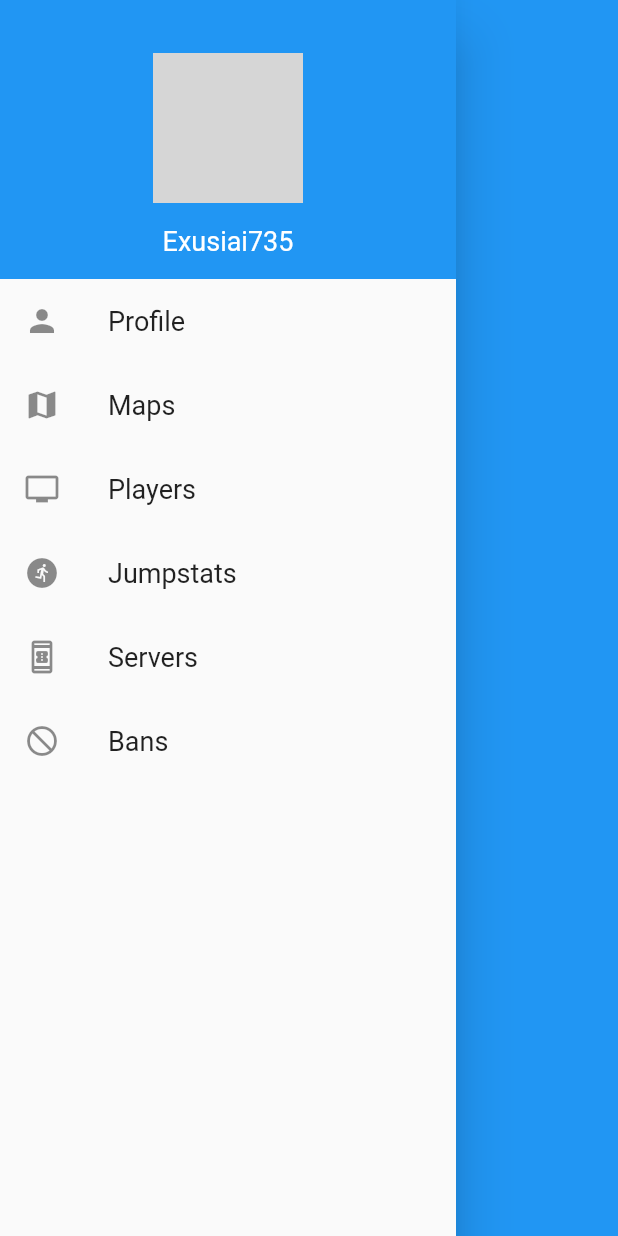
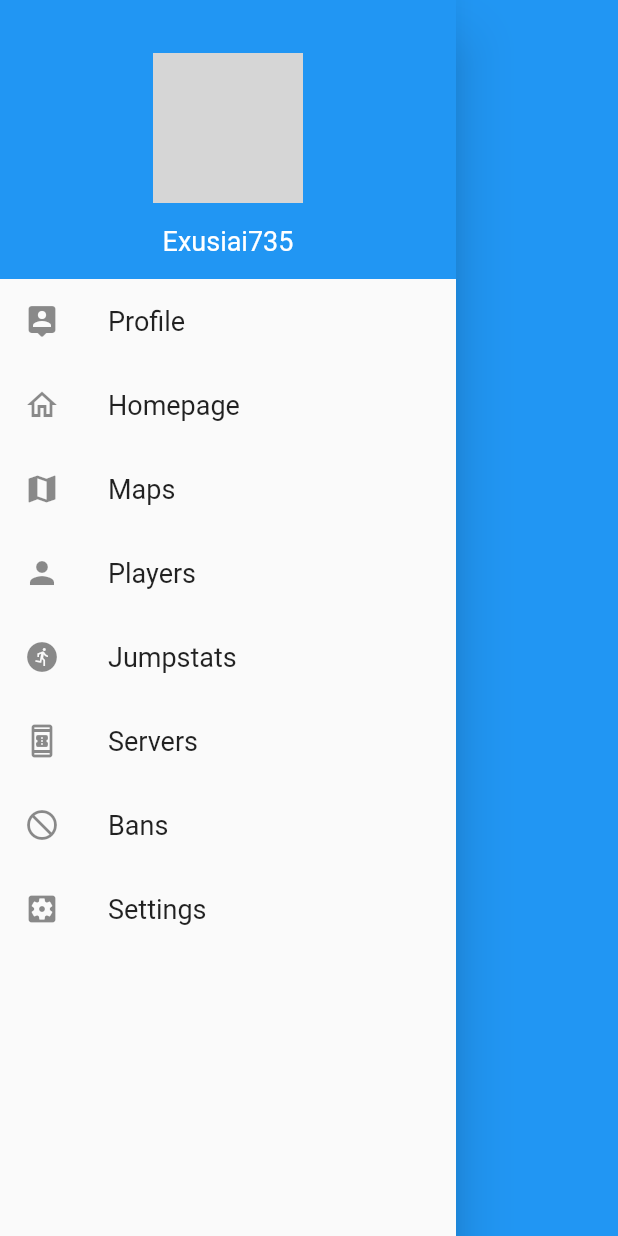
Before and after one commit to davidp918/KZStats, a Flutter app: what homepageDrawer() shows on an empty page, opened directly, on a phone screen of 412 x 824 dp. Run offline on Flutter 3.47's test engine with Material 2 defaults, Android fonts, the light colour scheme and no system bars; network calls fail; grey boxes are pictures that could not be loaded.

Commit message:
Update homepageDrawer.dart

```diff
--- a/lib/homepageDrawer.dart
+++ b/lib/homepageDrawer.dart
@@ -42,9 +42,19 @@ class homepageDrawer extends StatelessWidget {
             ),
           ),
           ListTile(
-            leading: Icon(Icons.person),
+            leading: Icon(Icons.person_pin_rounded),
             title: Text(
               'Profile',
+              style: TextStyle(
+                fontSize: 18,
+              ),
+            ),
+            onTap: null,
+          ),
+          ListTile(
+            leading: Icon(Icons.home_outlined),
+            title: Text(
+              'Homepage',
               style: TextStyle(
                 fontSize: 18,
               ),
@@ -62,7 +72,7 @@ class homepageDrawer extends StatelessWidget {
             onTap: null,
           ),
           ListTile(
-            leading: Icon(Icons.personal_video),
+            leading: Icon(Icons.person),
             title: Text(
               'Players',
               style: TextStyle(
@@ -101,6 +111,16 @@ class homepageDrawer extends StatelessWidget {
             ),
             onTap: null,
           ),
+          ListTile(
+            leading: Icon(Icons.settings_applications),
+            title: Text(
+              'Settings',
+              style: TextStyle(
+                fontSize: 18,
+              ),
+            ),
+            onTap: null,
+          ),
         ],
       ),
     );
```
